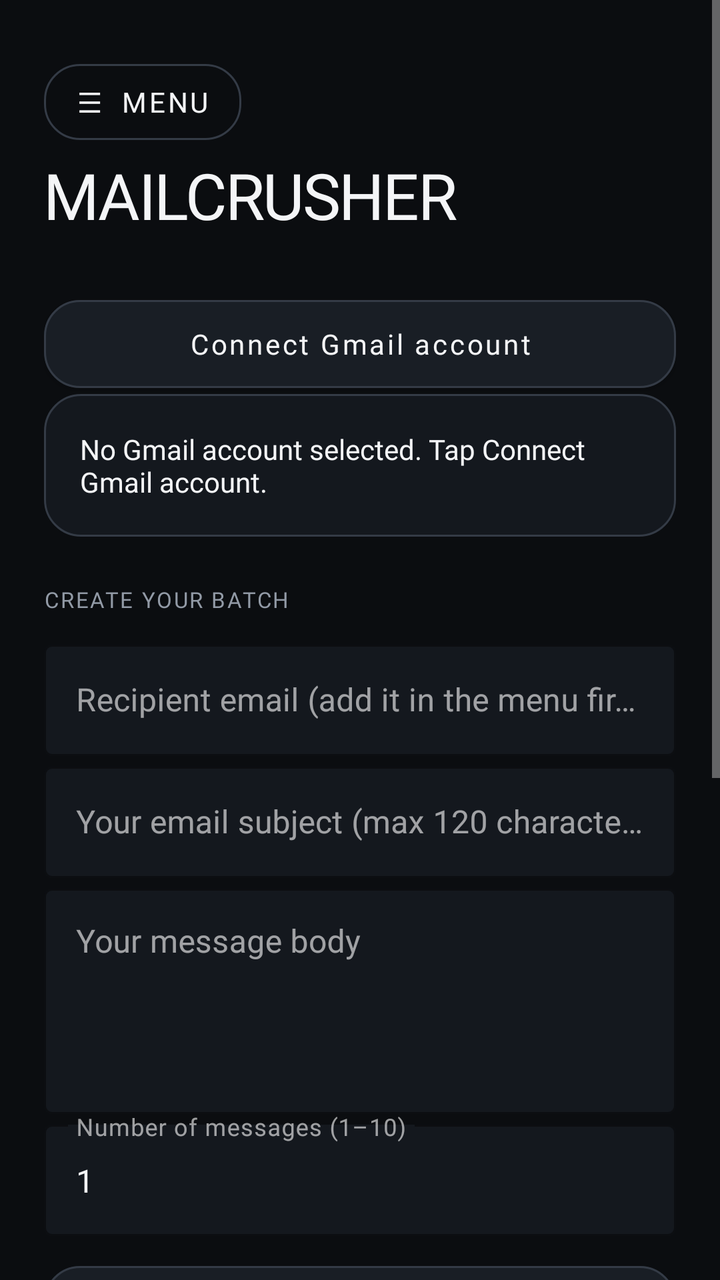
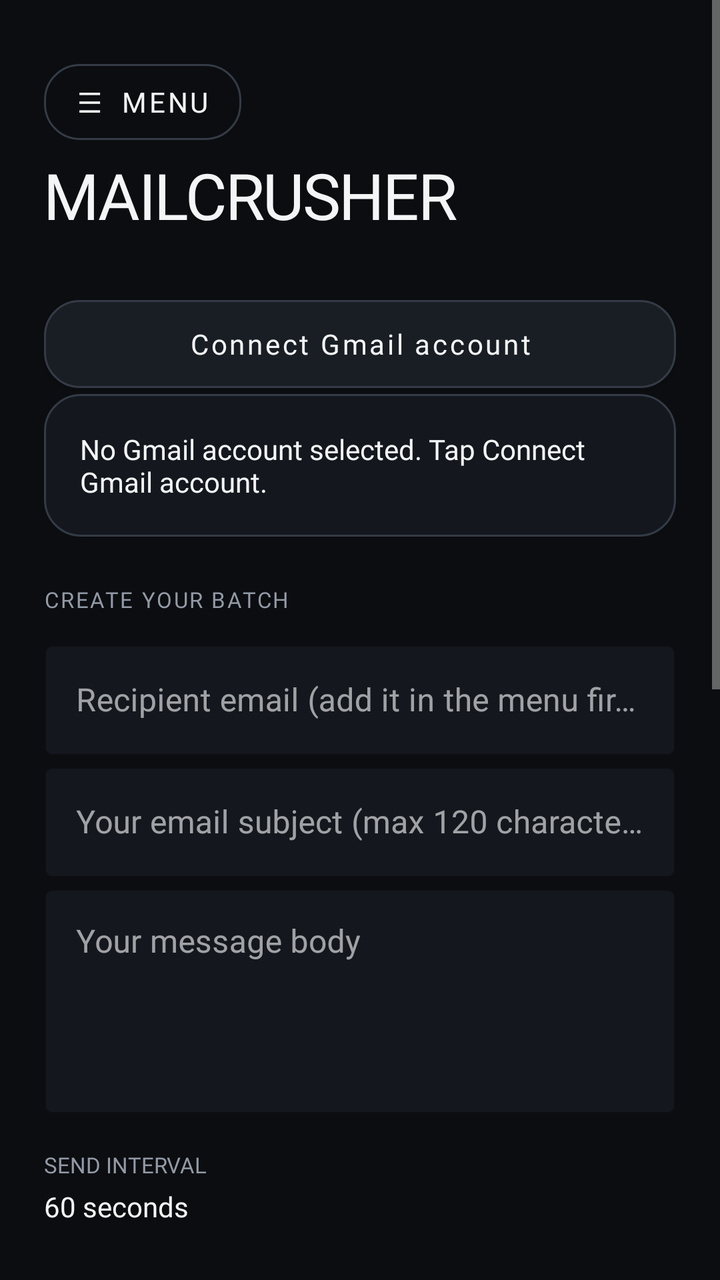

Before-and-after screenshots of an Android layout around one commit, followed by the original layout XML and the change that was made.
<!-- AndroidManifest.xml: application theme Theme.MailCrusher -->
<!-- res/layout/activity_main.xml -->
<androidx.drawerlayout.widget.DrawerLayout xmlns:android="http://schemas.android.com/apk/res/android"
    xmlns:app="http://schemas.android.com/apk/res-auto"
    android:id="@+id/drawerLayout"
    android:layout_width="match_parent"
    android:layout_height="match_parent"
    android:background="@color/mc_bg">
    <ScrollView
        android:layout_width="match_parent"
        android:layout_height="match_parent"
        android:fillViewport="true"
        android:clipToPadding="false">

    <LinearLayout
        android:id="@+id/rootContent"
        android:layout_width="match_parent"
        android:layout_height="wrap_content"
        android:orientation="vertical"
        android:paddingStart="22dp"
        android:paddingEnd="22dp"
        android:paddingTop="26dp"
        android:paddingBottom="30dp">

        <com.google.android.material.button.MaterialButton
            android:id="@+id/btnOpenDrawer"
            style="@style/Widget.MailCrusher.Button.Outlined"
            android:layout_width="wrap_content"
            android:layout_height="wrap_content"
            android:text="☰  MENU"
            android:contentDescription="Open authorized recipients" />

        <TextView
            android:layout_width="wrap_content"
            android:layout_height="wrap_content"
            android:text="MAILCRUSHER"
            android:textColor="@color/mc_text"
            android:fontFamily="@font/montserrat_variable"
            android:fontWeight="800"
            android:letterSpacing="-0.025"
            android:textSize="32sp"
            android:paddingBottom="28dp" />

        <com.google.android.material.button.MaterialButton
            android:id="@+id/btnAddAccount"
            android:layout_width="match_parent"
            android:layout_height="wrap_content"
            android:text="Connect Gmail account" />

        <TextView
            android:id="@+id/txtAccount"
            android:layout_width="match_parent"
            android:layout_height="wrap_content"
            android:text="No Gmail account selected. Tap Connect Gmail account."
            android:textColor="@color/mc_text"
            android:fontFamily="@font/montserrat_variable"
                android:fontWeight="600"
            android:background="@drawable/bg_surface"
            android:padding="18dp"
            android:layout_marginBottom="24dp" />

        <TextView
            android:layout_width="wrap_content"
            android:layout_height="wrap_content"
            android:text="CREATE YOUR BATCH"
            android:textColor="@color/mc_muted"
            android:fontFamily="@font/montserrat_variable"
            android:fontWeight="800"
            android:letterSpacing="0.08"
            android:textSize="11sp"
            android:paddingBottom="10dp" />

        <com.google.android.material.textfield.TextInputLayout
            android:layout_width="match_parent"
            android:layout_height="wrap_content"
            android:hint="Recipient email (add it in the menu first)">
            <com.google.android.material.textfield.TextInputEditText
                android:id="@+id/edtRecipient"
                android:layout_width="match_parent"
                android:layout_height="wrap_content"
                android:inputType="textEmailAddress"
                android:textColor="@color/mc_text"
                android:fontFamily="@font/montserrat_variable"
                android:fontWeight="600" />
        </com.google.android.material.textfield.TextInputLayout>

        <com.google.android.material.textfield.TextInputLayout
            android:layout_width="match_parent"
            android:layout_height="wrap_content"
            android:hint="Your email subject (max 120 characters)">
            <com.google.android.material.textfield.TextInputEditText
                android:id="@+id/edtSubject"
                android:layout_width="match_parent"
                android:layout_height="wrap_content"
                android:inputType="textCapSentences"
                android:maxLength="120"
                android:textColor="@color/mc_text"
                android:fontFamily="@font/montserrat_variable"
                android:fontWeight="600" />
        </com.google.android.material.textfield.TextInputLayout>

        <com.google.android.material.textfield.TextInputLayout
            android:layout_width="match_parent"
            android:layout_height="wrap_content"
            android:hint="Your message body">
            <com.google.android.material.textfield.TextInputEditText
                android:id="@+id/edtBody"
                android:layout_width="match_parent"
                android:layout_height="wrap_content"
                android:inputType="textCapSentences|textMultiLine"
                android:minLines="4"
                android:maxLines="8"
                android:gravity="top|start"
                android:textColor="@color/mc_text"
                android:fontFamily="@font/montserrat_variable"
                android:fontWeight="600" />
        </com.google.android.material.textfield.TextInputLayout>

        <com.google.android.material.textfield.TextInputLayout
            android:layout_width="match_parent"
            android:layout_height="wrap_content"
            android:hint="Number of messages (1–10)">
            <com.google.android.material.textfield.TextInputEditText
                android:id="@+id/edtMessageCount"
                android:layout_width="match_parent"
                android:layout_height="wrap_content"
                android:inputType="number"
                android:text="1"
                android:textColor="@color/mc_text"
                android:fontFamily="@font/montserrat_variable"
                android:fontWeight="600" />
        </com.google.android.material.textfield.TextInputLayout>

        <com.google.android.material.button.MaterialButton
            android:id="@+id/btnGenerate"
            android:layout_width="match_parent"
            android:layout_height="wrap_content"
            android:text="Generate messages"
            android:layout_marginTop="12dp" />

        <TextView
            android:layout_width="wrap_content"
            android:layout_height="wrap_content"
            android:text="GENERATED MESSAGES"
            android:textColor="@color/mc_muted"
            android:fontFamily="@font/montserrat_variable"
            android:fontWeight="800"
            android:letterSpacing="0.08"
            android:textSize="11sp"
            android:paddingTop="22dp"
            android:paddingBottom="10dp" />

        <TextView
            android:id="@+id/txtPreview"
            android:layout_width="match_parent"
            android:layout_height="wrap_content"
            android:background="@drawable/bg_surface"
            android:textColor="@color/mc_text"
            android:fontFamily="@font/montserrat_variable"
                android:fontWeight="600"
            android:padding="17dp"
            android:text="Your generated messages will appear here." />

        <com.google.android.material.button.MaterialButton
            android:id="@+id/btnSend"
            android:layout_width="match_parent"
            android:layout_height="wrap_content"
            android:text="Send all generated messages"
            android:layout_marginTop="16dp" />

        <com.google.android.material.button.MaterialButton
            android:id="@+id/btnCheckStatus"
            style="@style/Widget.MailCrusher.Button.Outlined"
            android:layout_width="match_parent"
            android:layout_height="wrap_content"
            android:text="Check send status" />

        <TextView
            android:id="@+id/txtStatus"
            android:layout_width="match_parent"
            android:layout_height="wrap_content"
            android:textColor="@color/mc_text"
            android:fontFamily="@font/montserrat_variable"
                android:fontWeight="600"
            android:background="@drawable/bg_surface"
            android:padding="16dp"
            android:layout_marginTop="12dp"
            android:text="Status: ready" />

        <com.google.android.material.button.MaterialButton
            android:id="@+id/btnHistory"
            style="@style/Widget.MailCrusher.Button.Outlined"
            android:layout_width="match_parent"
            android:layout_height="wrap_content"
            android:text="View sent history"
            android:layout_marginTop="14dp" />
    </LinearLayout>
</ScrollView>

    <LinearLayout
        android:id="@+id/authorizedDrawer"
        android:layout_width="310dp"
        android:layout_height="match_parent"
        android:layout_gravity="start"
        android:orientation="vertical"
        android:background="@color/mc_bg"
        android:elevation="18dp"
        android:padding="20dp">

        <TextView
            android:layout_width="match_parent"
            android:layout_height="wrap_content"
            android:text="AUTHORIZED RECIPIENTS"
            android:textColor="@color/mc_text"
            android:textSize="19sp"
            android:fontFamily="@font/montserrat_variable"
            android:fontWeight="800"
            android:paddingTop="28dp"
            android:paddingBottom="8dp" />

        <TextView
            android:layout_width="match_parent"
            android:layout_height="wrap_content"
            android:text="Add only addresses whose owners agreed to receive your test emails. Remove access any time."
            android:textColor="@color/mc_muted"
            android:textSize="12sp"
            android:paddingBottom="16dp" />

        <com.google.android.material.button.MaterialButton
            android:id="@+id/btnAddRecipient"
            android:layout_width="match_parent"
            android:layout_height="wrap_content"
            android:text="+ Add authorized address" />

        <ScrollView
            android:layout_width="match_parent"
            android:layout_height="0dp"
            android:layout_weight="1"
            android:fillViewport="true">

            <LinearLayout
                android:id="@+id/authorizedList"
                android:layout_width="match_parent"
                android:layout_height="wrap_content"
                android:orientation="vertical"
                android:paddingTop="12dp" />
        </ScrollView>

        <com.google.android.material.button.MaterialButton
            android:id="@+id/btnCloseDrawer"
            style="@style/Widget.MailCrusher.Button.Outlined"
            android:layout_width="match_parent"
            android:layout_height="wrap_content"
            android:text="Close menu" />
    </LinearLayout>
</androidx.drawerlayout.widget.DrawerLayout>
<!-- resources referenced by this layout -->
<resources>
  <color name="mc_bg">#0B0D10</color>
  <color name="mc_muted">#929AA6</color>
  <color name="mc_text">#F4F5F7</color>
  <!-- drawable bg_surface (drawable) -->
  <shape xmlns:android="http://schemas.android.com/apk/res/android" android:shape="rectangle">
      <solid android:color="@color/mc_surface" />
      <stroke android:width="1dp" android:color="@color/mc_outline" />
      <corners android:radius="18dp" />
  </shape>
  <style name="Widget.MailCrusher.Button.Outlined" parent="Widget.MaterialComponents.Button.OutlinedButton">
          <item name="cornerRadius">18dp</item>
          <item name="strokeColor">@color/mc_outline</item>
          <item name="strokeWidth">1dp</item>
          <item name="android:textColor">@color/mc_text</item>
          <item name="android:fontFamily">@font/montserrat_variable</item>
          <item name="android:fontWeight">600</item>
          <item name="android:minHeight">50dp</item>
      </style>
  <style name="Theme.MailCrusher" parent="Theme.MaterialComponents.NoActionBar">
          <item name="colorPrimary">#A78BFA</item>
          <item name="colorPrimaryVariant">#7C5CC4</item>
          <item name="colorOnPrimary">#0B0D10</item>
          <item name="colorSecondary">#A78BFA</item>
          <item name="colorOnSecondary">#0B0D10</item>
          <item name="android:colorAccent">#A78BFA</item>
          <item name="android:statusBarColor">#0B0D10</item>
          <item name="android:navigationBarColor">#0B0D10</item>
          <item name="android:windowLightStatusBar">false</item>
          <item name="android:windowBackground">#0B0D10</item>
          <item name="materialButtonStyle">@style/Widget.MailCrusher.Button</item>
          <item name="textInputStyle">@style/Widget.MailCrusher.TextInputLayout</item>
      </style>
  <color name="mc_surface">#14181E</color>
  <color name="mc_outline">#343B46</color>
  <style name="Widget.MailCrusher.Button" parent="Widget.MaterialComponents.Button">
          <item name="cornerRadius">18dp</item>
          <item name="strokeColor">@color/mc_outline</item>
          <item name="strokeWidth">1dp</item>
          <item name="backgroundTint">@color/mc_button</item>
          <item name="android:textColor">@color/mc_text</item>
          <item name="android:textAllCaps">false</item>
          <item name="android:fontFamily">@font/montserrat_variable</item>
          <item name="android:fontWeight">700</item>
          <item name="android:minHeight">50dp</item>
          <item name="android:insetTop">3dp</item>
          <item name="android:insetBottom">3dp</item>
      </style>
  <style name="Widget.MailCrusher.TextInputLayout" parent="Widget.MaterialComponents.TextInputLayout.OutlinedBox">
          <item name="boxStrokeColor">@color/mc_outline</item>
          <item name="boxStrokeWidth">1dp</item>
          <item name="boxStrokeWidthFocused">1dp</item>
          <item name="boxBackgroundColor">@color/mc_surface</item>
          <item name="hintTextColor">@color/mc_muted</item>
      </style>
  <color name="mc_button">#191E25</color>
</resources>

<!-- the commit's change to res/layout/activity_main.xml (unified diff, before → after) -->
@@ -114,6 +114,36 @@
                 android:fontWeight="600" />
         </com.google.android.material.textfield.TextInputLayout>
 
+        <TextView
+            android:layout_width="wrap_content"
+            android:layout_height="wrap_content"
+            android:text="SEND INTERVAL"
+            android:textColor="@color/mc_muted"
+            android:fontFamily="@font/montserrat_variable"
+            android:fontWeight="800"
+            android:textSize="11sp"
+            android:paddingTop="18dp" />
+
+        <TextView
+            android:id="@+id/txtIntervalValue"
+            android:layout_width="match_parent"
+            android:layout_height="wrap_content"
+            android:text="60 seconds"
+            android:textColor="@color/mc_text"
+            android:fontFamily="@font/montserrat_variable"
+            android:fontWeight="700"
+            android:paddingTop="4dp" />
+
+        <com.google.android.material.slider.Slider
+            android:id="@+id/sliderInterval"
+            android:layout_width="match_parent"
+            android:layout_height="wrap_content"
+            android:valueFrom="60"
+            android:valueTo="3600"
+            android:stepSize="1"
+            android:value="60"
+            app:labelBehavior="withinBounds" />
+
         <com.google.android.material.textfield.TextInputLayout
             android:layout_width="match_parent"
             android:layout_height="wrap_content"
